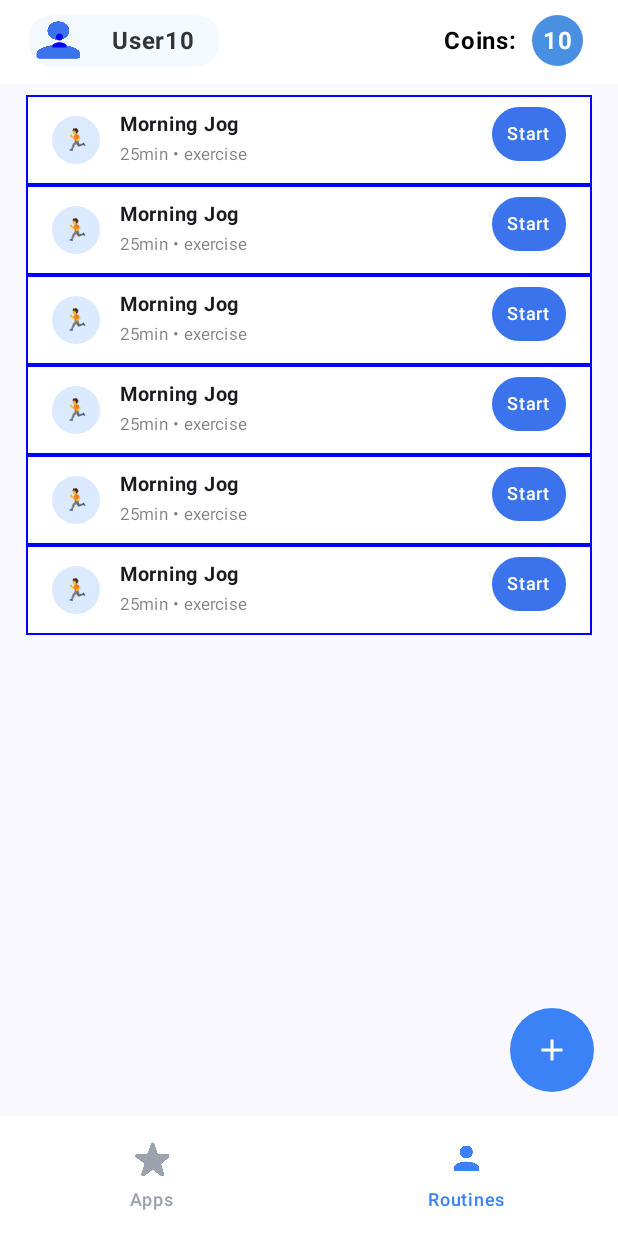
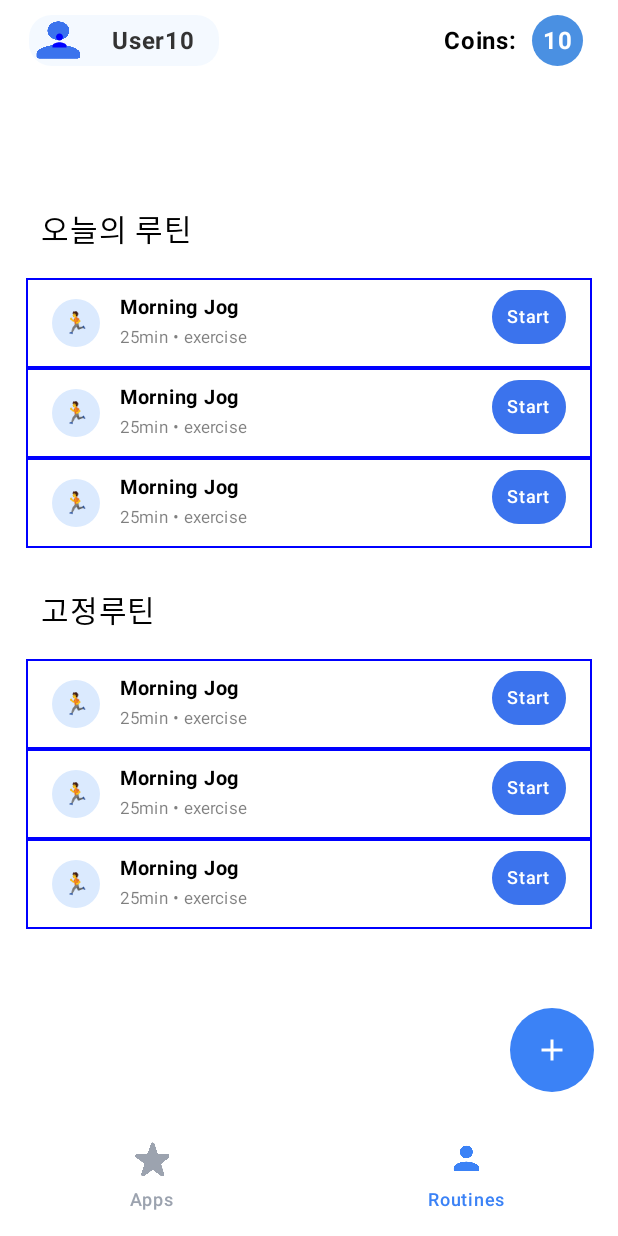
Before and after one commit to hyungyu-02/DopamineMarketAndroid, an Android app built with Jetpack Compose: the RoutinesScreen screen opened through its navigation route, on a phone screen of 412 x 824 dp. Run offline under Robolectric (Android 15) with nearby library versions, the phone set to English and light mode, and no system bars; our stand-ins replace Dagger/Hilt's generated code; Roboto replaces fonts that are not available here.

Commit message:
RoutineScreen UI 완성

```diff
--- a/app/src/main/java/com/myteam/hackathonapp/presentation/routines/RoutinesScreen.kt
+++ b/app/src/main/java/com/myteam/hackathonapp/presentation/routines/RoutinesScreen.kt
@@ -1,14 +1,11 @@
 package com.myteam.hackathonapp.presentation.routines
 
 import androidx.compose.foundation.layout.Column
-import androidx.compose.foundation.layout.PaddingValues
 import androidx.compose.foundation.layout.consumeWindowInsets
+import androidx.compose.foundation.layout.fillMaxHeight
 import androidx.compose.foundation.layout.fillMaxWidth
 import androidx.compose.foundation.layout.padding
-import androidx.compose.foundation.lazy.LazyColumn
-import androidx.compose.foundation.lazy.rememberLazyListState
-import androidx.compose.material3.Scaffold
-import androidx.compose.material3.Text
+import androidx.compose.material.Scaffold
 import androidx.compose.runtime.Composable
 import androidx.compose.ui.Modifier
 import androidx.compose.ui.tooling.preview.Preview
@@ -17,7 +14,8 @@ import androidx.navigation.NavHostController
 import com.myteam.hackathonapp.presentation.component.BottomNavigationBar
 import com.myteam.hackathonapp.presentation.component.HackathonFAB
 import com.myteam.hackathonapp.presentation.component.topappbar.HackathonTopAppBar
-import com.myteam.hackathonapp.presentation.routines.component.RoutineComponent
+import com.myteam.hackathonapp.presentation.routines.component.LazyRoutineComponent
+
 
 @Composable
 fun RoutinesScreen(modifier: Modifier = Modifier, navController: NavHostController) {
@@ -48,26 +46,19 @@ fun RoutineScreenContent(modifier: Modifier = Modifier) {
     Column(
         modifier = Modifier
             .fillMaxWidth()
+            .fillMaxHeight()
             .padding(horizontal = 17.dp)
     ){
-        val lazyState = rememberLazyListState()
-        Text(
+        LazyRoutineComponent(
             modifier = Modifier
-                .padding(
-                    start = 10.dp,
-                    top = 22.dp,
-                    bottom = 17.dp
-                ),
-            text = "오늘의 루틴"
+                .padding(top = 81.dp),
+            name = "오늘의 루틴"
         )
-        LazyColumn(
-            state = lazyState,
-            contentPadding = PaddingValues(bottom = 8.dp)
-        ) {
-            items(6){
-                RoutineComponent()
-            }
-        }
+        LazyRoutineComponent(
+            modifier = Modifier
+                .padding(top = 26.dp),
+            name = "고정루틴"
+        )
     }
 }
 
```
